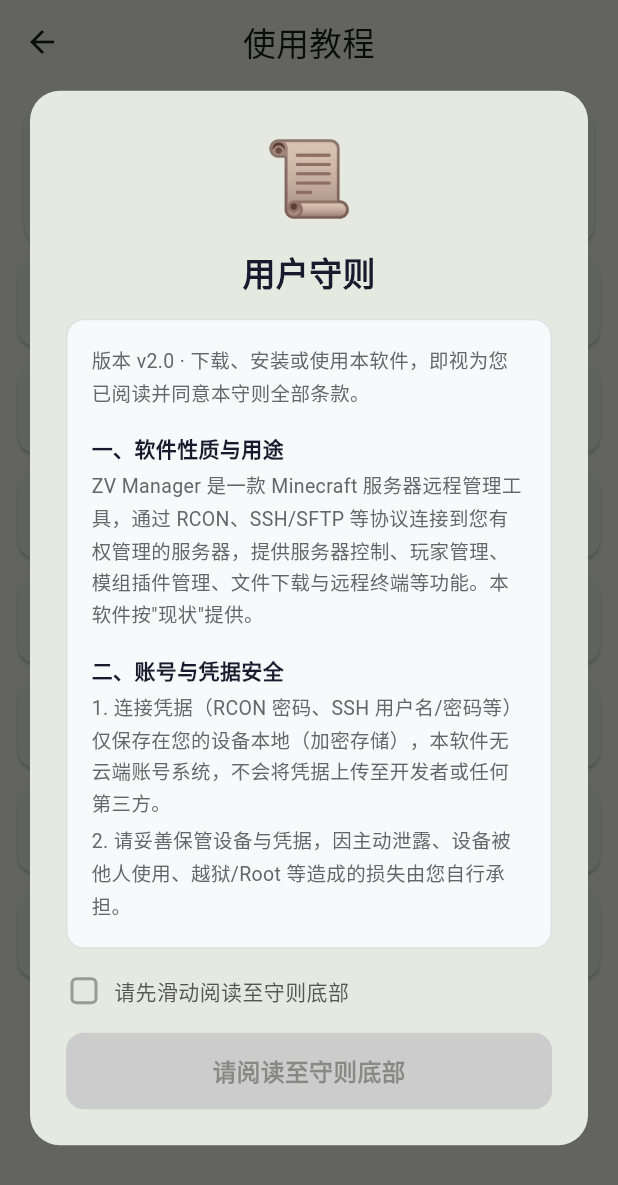
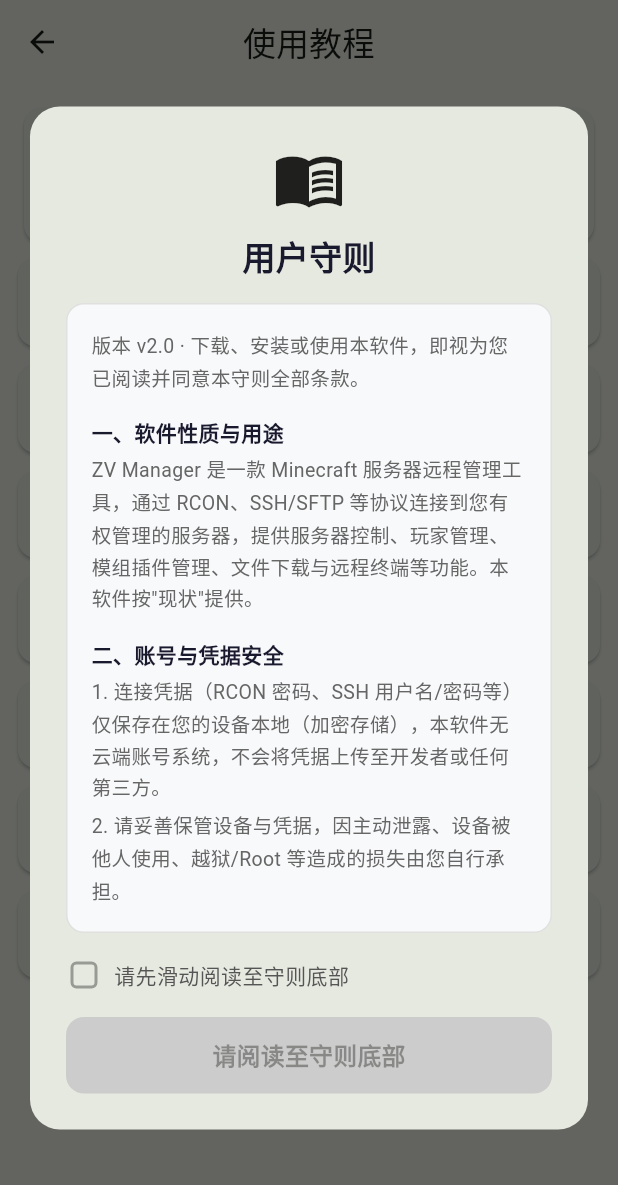
Before and after one commit to zhaowrny/ZV-Manager, a Flutter app: the HelpPage screen opened directly, on a phone screen of 412 x 824 dp. Shown: the top 1185 px of the screen. Run offline on Flutter 3.47's test engine with Material 3 defaults, Android fonts, the phone set to English and light mode, and no system bars; our stand-ins replace dio, file_picker, flutter_secure_storage, image_picker, package_info_plus, shared_preferences and 3 more; missing offline and left inert: dartssh2, xterm; accounts and stored records are empty.

Commit message:
style: 移除应用内全部表情符号，统一使用 Material 图标

```diff
--- a/lib/core/widgets/user_agreement_dialog.dart
+++ b/lib/core/widgets/user_agreement_dialog.dart
@@ -69,7 +69,7 @@ class _UserAgreementDialogState extends State<UserAgreementDialog> {
             mainAxisSize: MainAxisSize.min,
             children: [
               // 图标
-              const Text('📜', style: TextStyle(fontSize: 48)),
+              const Icon(Icons.menu_book_outlined, size: 48),
               const SizedBox(height: 12),
 
               // 标题
--- a/lib/features/dashboard/dashboard_page.dart
+++ b/lib/features/dashboard/dashboard_page.dart
@@ -90,7 +90,7 @@ class _DashboardPageState extends State<DashboardPage> {
           children: [
             const Icon(Icons.warning_amber_rounded, color: Colors.white),
             const SizedBox(width: 8),
-            Expanded(child: Text('⚠️ 服务器「$serverName」已断开连接！')),
+            Expanded(child: Text('服务器「$serverName」已断开连接！')),
           ],
         ),
         action: SnackBarAction(
--- a/lib/features/settings/help_page.dart
+++ b/lib/features/settings/help_page.dart
@@ -69,7 +69,7 @@ class HelpPage extends StatelessWidget {
               '下载完成且配置了 SSH 时，会自动上传到服务器的 mods/plugins 目录',
             ],
             tips: [
-              '国内网络慢时：点右上角 ⚡ 图标 →「一键测速并选择最快线路」，或改用自定义镜像地址',
+              '国内网络慢时：点右上角测速图标 →「一键测速并选择最快线路」，或改用自定义镜像地址',
               '默认使用 MCIM 国内镜像，无需科学上网',
             ],
           ),
@@ -92,11 +92,11 @@ class HelpPage extends StatelessWidget {
             icon: Icons.account_tree,
             title: '六、依赖仓库（查询模组依赖）',
             steps: [
-              '进入「模组」页签 → 右上角 ⚙ 依赖仓库',
+              '进入「模组」页签 → 右上角依赖仓库',
               '点「同步」扫描服务器 mods/plugins，建立本地依赖索引',
               '点击任意模组查看：它依赖什么、被谁依赖、缺失哪些依赖',
               '缺失依赖可一键从 Modrinth 下载补齐',
-              '点右上角 ⚠ 可检测重复安装 / 版本冲突的 jar',
+              '点右上角重复检测按钮重复安装 / 版本冲突的 jar',
             ],
           ),
           _TutorialCard(
@@ -184,8 +184,7 @@ class _TutorialCard extends StatelessWidget {
                 children: tips
                     .map((t) => Padding(
                           padding: const EdgeInsets.symmetric(vertical: 2),
-                          child: Text('💡 $t',
-                              style: theme.textTheme.bodySmall),
+                          child: Text(t, style: theme.textTheme.bodySmall),
                         ))
                     .toList(),
               ),
--- a/lib/features/settings/settings_page.dart
+++ b/lib/features/settings/settings_page.dart
@@ -216,7 +216,7 @@ class _SettingsPageState extends State<SettingsPage> {
     if (mounted) {
       ScaffoldMessenger.of(context).showSnackBar(
         SnackBar(
-          content: Text(_currentBgPath == null ? '已清除背景' : '背景已更新 ✅'),
+          content: Text(_currentBgPath == null ? '已清除背景' : '背景已更新 '),
           duration: const Duration(seconds: 1),
         ),
       );
```
